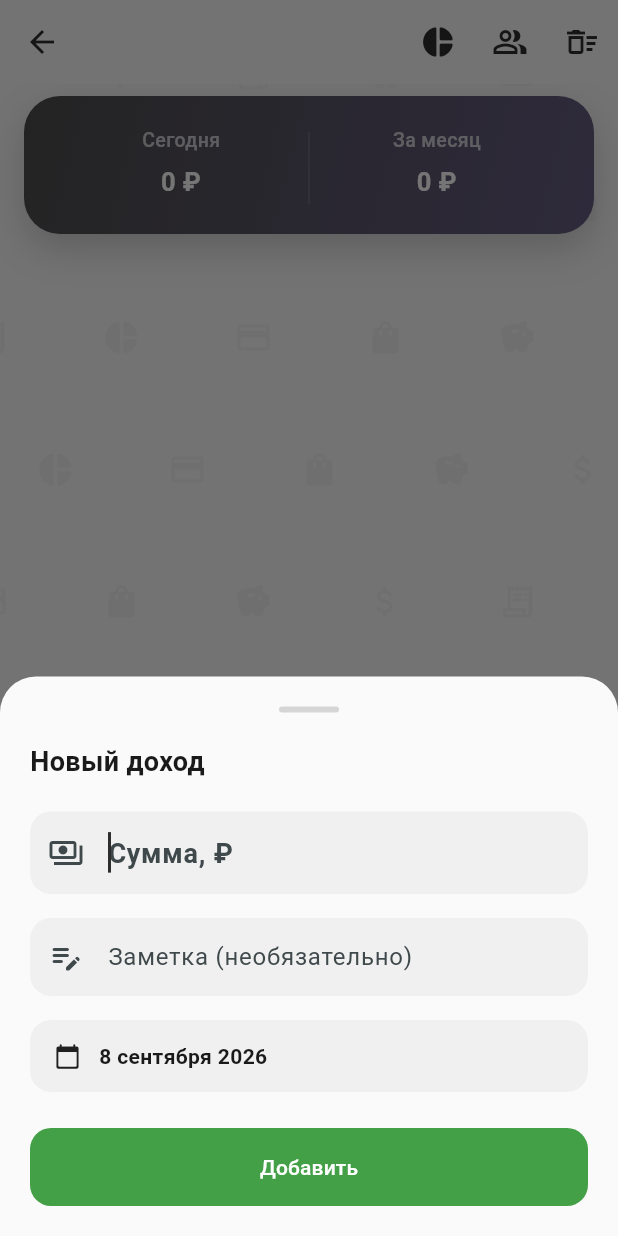
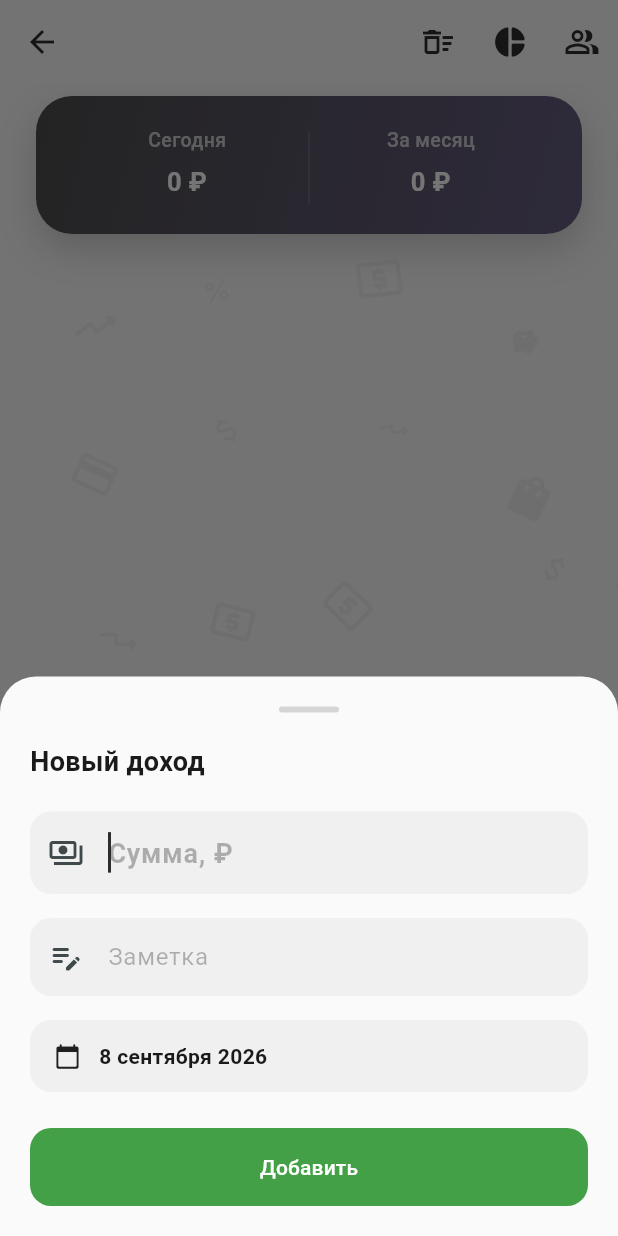
Before and after one commit to baboevazamatkz-create/Project, a Flutter app: the HomeScreen screen opened directly with empty values, after a tap on the "add" icon, on a phone screen of 412 x 824 dp. Run offline on Flutter 3.47's test engine with Material 3 defaults, Android fonts, the phone set to English and light mode, and no system bars; our stand-ins replace cloud_firestore, firebase_auth, firebase_core, shared_preferences; accounts and stored records are empty; network calls fail.

Commit message:
Polish: livelier background, tighter rows, thousands separator, softer hints
- Background pattern is now a scattered, randomly rotated/sized mix of
  icons and short decorative lines instead of a plain grid
- List rows and the summary card get more horizontal breathing room
  (16px -> 24px side padding)
- Amount field formats input with thousands separators as you type
  (e.g. "12 000"), applied both live and when pre-filling an edit
- Hint text ("Заметка", "Сумма", etc.) is now noticeably more subtle
  everywhere via a shared InputDecorationTheme.hintStyle; dropped the
  redundant "(необязательно)" from the note field
- Pie chart's total is back in the donut's center; the caption above
  it no longer repeats the amount
- App bar action order is now clear, stats, switch household

Co-Authored-By: Claude Sonnet 5 <noreply@anthropic.com>
Claude-Session: https://claude.ai/code/session_01FGhFt6z7pbN8caMhjQJkXN

```diff
--- a/lib/screens/home_screen.dart
+++ b/lib/screens/home_screen.dart
@@ -166,6 +166,11 @@ class _HomeScreenState extends State<HomeScreen> {
                 title: Text(widget.household.label),
                 actions: [
                   IconButton(
+                    onPressed: _confirmClearAll,
+                    icon: const Icon(Icons.delete_sweep_outlined),
+                    tooltip: 'Очистить бюджет',
+                  ),
+                  IconButton(
                     onPressed: () => _openStats(expenses, currency),
                     icon: const Icon(Icons.pie_chart_rounded),
                     tooltip: 'По категориям',
@@ -174,11 +179,6 @@ class _HomeScreenState extends State<HomeScreen> {
                     onPressed: _showHouseholdSwitcher,
                     icon: const Icon(Icons.people_alt_outlined),
                     tooltip: 'Мои бюджеты',
-                  ),
-                  IconButton(
-                    onPressed: _confirmClearAll,
-                    icon: const Icon(Icons.delete_sweep_outlined),
-                    tooltip: 'Очистить бюджет',
                   ),
                 ],
               ),
@@ -209,7 +209,7 @@ class _HomeScreenState extends State<HomeScreen> {
                     : CustomScrollView(
                         slivers: [
                           SliverPadding(
-                            padding: const EdgeInsets.fromLTRB(16, 8, 16, 8),
+                            padding: const EdgeInsets.fromLTRB(24, 8, 24, 8),
                             sliver: SliverToBoxAdapter(
                               child: SummaryCard(
                                 todayExpenseTotal: _totalFor(
@@ -244,7 +244,7 @@ class _HomeScreenState extends State<HomeScreen> {
                           else
                             SliverPadding(
                               padding:
-                                  const EdgeInsets.fromLTRB(16, 8, 16, 100),
+                                  const EdgeInsets.fromLTRB(24, 8, 24, 100),
                               sliver: SliverList.separated(
                                 itemCount: expenses.length,
                                 separatorBuilder: (_, __) =>
--- a/lib/theme.dart
+++ b/lib/theme.dart
@@ -55,6 +55,10 @@ ThemeData buildAppTheme(Brightness brightness) {
         borderSide: BorderSide.none,
       ),
       contentPadding: const EdgeInsets.symmetric(horizontal: 16, vertical: 14),
+      hintStyle: TextStyle(
+        color: (isDark ? Colors.white : const Color(0xFF1A1A1A))
+            .withValues(alpha: 0.32),
+      ),
     ),
     elevatedButtonTheme: ElevatedButtonThemeData(
       style: ElevatedButton.styleFrom(
--- a/lib/widgets/add_expense_sheet.dart
+++ b/lib/widgets/add_expense_sheet.dart
@@ -1,4 +1,5 @@
 import 'package:flutter/material.dart';
+import 'package:flutter/services.dart';
 import 'package:intl/intl.dart';
 import 'package:uuid/uuid.dart';
 
@@ -6,6 +7,48 @@ import '../models/currency.dart';
 import '../models/expense.dart';
 import '../models/expense_category.dart';
 import '../models/transaction_type.dart';
+
+String _groupThousands(String digits) {
+  final buffer = StringBuffer();
+  for (var i = 0; i < digits.length; i++) {
+    if (i > 0 && (digits.length - i) % 3 == 0) buffer.write(' ');
+    buffer.write(digits[i]);
+  }
+  return buffer.toString();
+}
+
+class _ThousandsSeparatorFormatter extends TextInputFormatter {
+  @override
+  TextEditingValue formatEditUpdate(
+    TextEditingValue oldValue,
+    TextEditingValue newValue,
+  ) {
+    if (newValue.text.isEmpty) return newValue;
+
+    final cleaned = newValue.text.replaceAll(RegExp(r'[^\d.,]'), '');
+    final separatorMatch = RegExp(r'[.,]').firstMatch(cleaned);
+
+    String integerPart;
+    var separator = '';
+    var decimalPart = '';
+    if (separatorMatch != null) {
+      integerPart = cleaned.substring(0, separatorMatch.start);
+      separator = cleaned[separatorMatch.start];
+      decimalPart = cleaned
+          .substring(separatorMatch.start + 1)
+          .replaceAll(RegExp(r'[.,]'), '');
+    } else {
+      integerPart = cleaned;
+    }
+    integerPart = integerPart.replaceAll(RegExp(r'[^\d]'), '');
+
+    final result = '${_groupThousands(integerPart)}$separator$decimalPart';
+    return TextEditingValue(
+      text: result,
+      selection: TextSelection.collapsed(offset: result.length),
+    );
+  }
+}
 
 class AddExpenseSheet extends StatefulWidget {
   final TransactionType type;
@@ -39,10 +82,13 @@ class _AddExpenseSheetState extends State<AddExpenseSheet> {
     super.initState();
     final existing = widget.existing;
     if (existing != null) {
-      _amountController.text =
-          existing.amount == existing.amount.roundToDouble()
-              ? existing.amount.toInt().toString()
-              : existing.amount.toString();
+      final rawAmount = existing.amount == existing.amount.roundToDouble()
+          ? existing.amount.toInt().toString()
+          : existing.amount.toString();
+      final dotIndex = rawAmount.indexOf('.');
+      _amountController.text = dotIndex == -1
+          ? _groupThousands(rawAmount)
+          : '${_groupThousands(rawAmount.substring(0, dotIndex))}${rawAmount.substring(dotIndex)}';
       _selectedCategory = existing.category ?? ExpenseCategory.food;
       _selectedDate = existing.date;
       _noteController.text = existing.note;
@@ -70,7 +116,8 @@ class _AddExpenseSheetState extends State<AddExpenseSheet> {
   }
 
   void _submit() {
-    final amountText = _amountController.text.replaceAll(',', '.').trim();
+    final amountText =
+        _amountController.text.replaceAll(' ', '').replaceAll(',', '.').trim();
     final amount = double.tryParse(amountText);
     if (amount == null || amount <= 0) {
       setState(() => _errorText = 'Введите корректную сумму');
@@ -134,6 +181,7 @@ class _AddExpenseSheetState extends State<AddExpenseSheet> {
               controller: _amountController,
               keyboardType:
                   const TextInputType.numberWithOptions(decimal: true),
+              inputFormatters: [_ThousandsSeparatorFormatter()],
               autofocus: true,
               style: const TextStyle(fontSize: 18, fontWeight: FontWeight.w600),
               decoration: InputDecoration(
@@ -185,7 +233,7 @@ class _AddExpenseSheetState extends State<AddExpenseSheet> {
             TextField(
               controller: _noteController,
               decoration: const InputDecoration(
-                hintText: 'Заметка (необязательно)',
+                hintText: 'Заметка',
                 prefixIcon: Icon(Icons.edit_note_rounded),
               ),
             ),
--- a/lib/widgets/app_background_pattern.dart
+++ b/lib/widgets/app_background_pattern.dart
@@ -1,3 +1,5 @@
+import 'dart:math' as math;
+
 import 'package:flutter/material.dart';
 
 class AppBackgroundPattern extends StatelessWidget {
@@ -7,8 +9,7 @@ class AppBackgroundPattern extends StatelessWidget {
 
   @override
   Widget build(BuildContext context) {
-    final color =
-        Theme.of(context).colorScheme.primary.withValues(alpha: 0.035);
+    final color = Theme.of(context).colorScheme.primary.withValues(alpha: 0.05);
     return Stack(
       children: [
         Positioned.fill(
@@ -34,22 +35,54 @@ class _PatternPainter extends CustomPainter {
     Icons.pie_chart_rounded,
     Icons.credit_card_rounded,
     Icons.shopping_bag_rounded,
+    Icons.wallet_rounded,
+    Icons.trending_up_rounded,
+    Icons.local_atm_rounded,
+    Icons.percent_rounded,
   ];
 
   @override
   void paint(Canvas canvas, Size size) {
-    const spacing = 88.0;
-    var row = 0;
-    for (double y = -20; y < size.height + spacing; y += spacing) {
-      final rowOffset = row.isEven ? 0.0 : spacing / 2;
-      var iconIndex = row;
-      for (double x = -20 + rowOffset; x < size.width + spacing; x += spacing) {
-        final icon = _icons[iconIndex % _icons.length];
+    final random = math.Random(7);
+    const cell = 100.0;
+    final cols = (size.width / cell).ceil() + 1;
+    final rows = (size.height / cell).ceil() + 1;
+
+    final linePaint = Paint()
+      ..color = color
+      ..strokeWidth = 1.6
+      ..strokeCap = StrokeCap.round;
+
+    for (var row = -1; row < rows; row++) {
+      for (var col = -1; col < cols; col++) {
+        final jitterX = (random.nextDouble() - 0.5) * cell * 0.6;
+        final jitterY = (random.nextDouble() - 0.5) * cell * 0.6;
+        final cx = col * cell + cell / 2 + jitterX;
+        final cy = row * cell + cell / 2 + jitterY;
+
+        // Occasionally draw a short decorative line/tick instead of an icon.
+        if (random.nextDouble() < 0.22) {
+          final angle = random.nextDouble() * math.pi;
+          final length = 16 + random.nextDouble() * 14;
+          final dx = math.cos(angle) * length / 2;
+          final dy = math.sin(angle) * length / 2;
+          canvas.drawLine(
+            Offset(cx - dx, cy - dy),
+            Offset(cx + dx, cy + dy),
+            linePaint,
+          );
+          continue;
+        }
+
+        final icon = _icons[random.nextInt(_icons.length)];
+        final fontSize = 20 + random.nextDouble() * 16;
+        final rotation = (random.nextDouble() - 0.5) * math.pi / 2;
+
         final textPainter = TextPainter(
           text: TextSpan(
             text: String.fromCharCode(icon.codePoint),
             style: TextStyle(
-              fontSize: 26,
+              fontSize: fontSize,
               fontFamily: icon.fontFamily,
               package: icon.fontPackage,
               color: color,
@@ -57,10 +90,16 @@ class _PatternPainter extends CustomPainter {
           ),
           textDirection: TextDirection.ltr,
         )..layout();
-        textPainter.paint(canvas, Offset(x, y));
-        iconIndex++;
+
+        canvas.save();
+        canvas.translate(cx, cy);
+        canvas.rotate(rotation);
+        textPainter.paint(
+          canvas,
+          Offset(-textPainter.width / 2, -textPainter.height / 2),
+        );
+        canvas.restore();
       }
-      row++;
     }
   }
 
```
Also changed, not shown: lib/screens/stats_screen.dart (+37 -7 lines).
